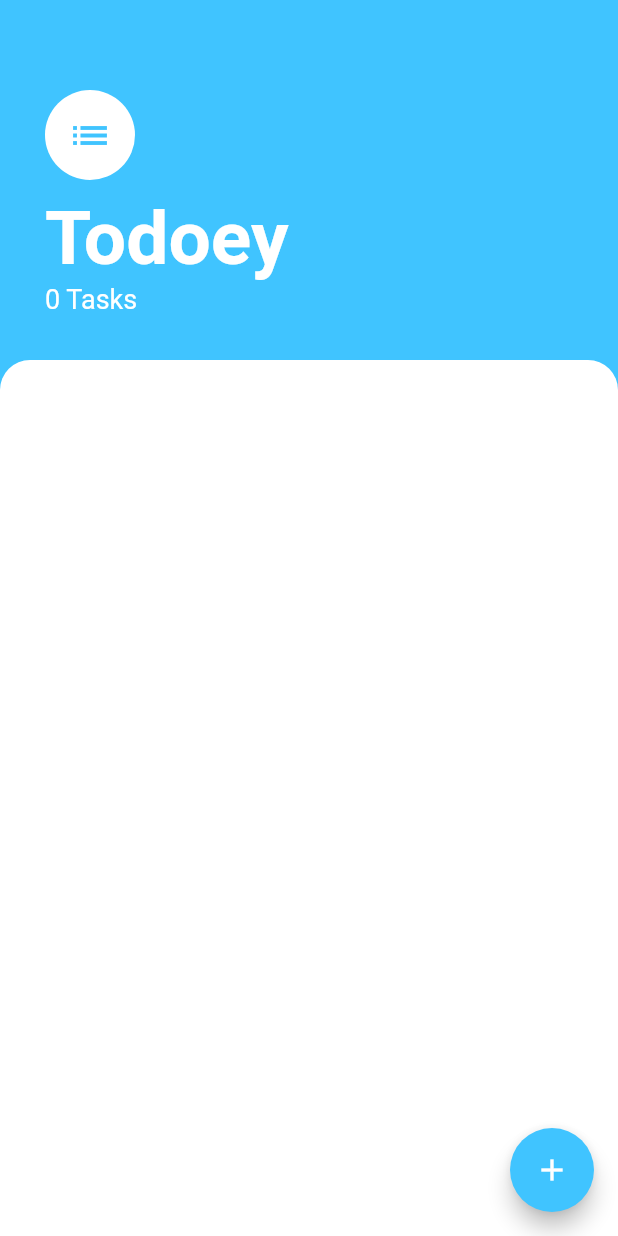
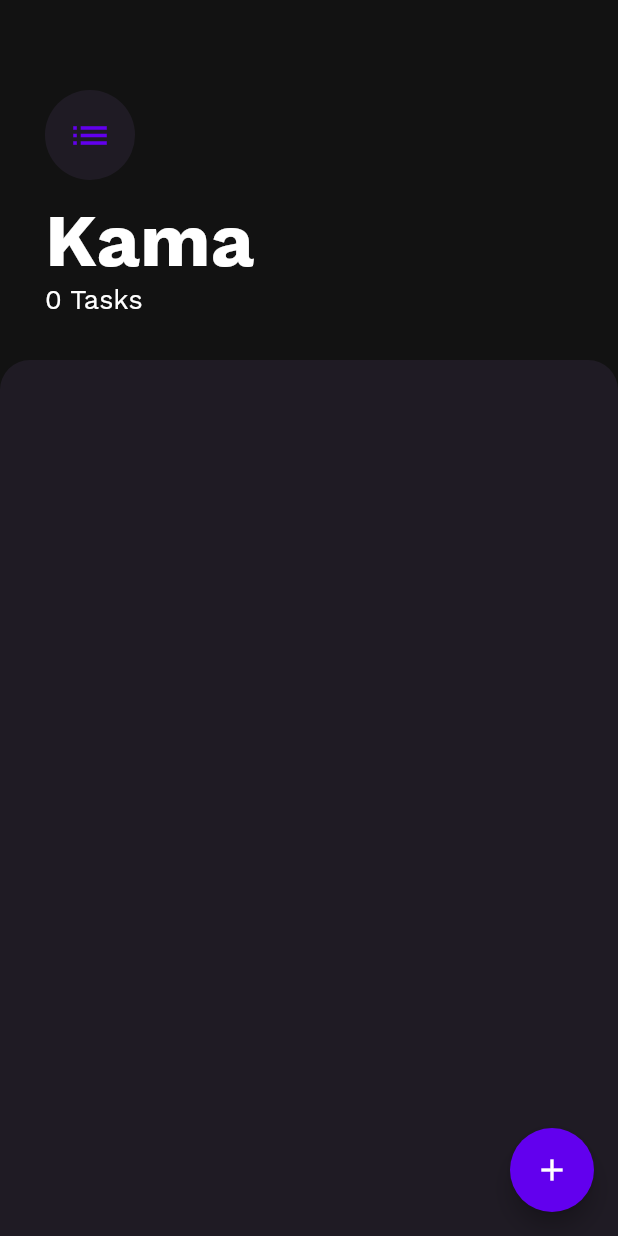
Before and after one commit to sags95/Kama, a Flutter app: the screen it shows after launch, on a phone screen of 412 x 824 dp. Run offline on Flutter 3.47's test engine with Material 2 defaults, Android fonts, the phone set to English and light mode, and no system bars.

Commit message:
UI edits (dark theme), name change

```diff
--- a/lib/main.dart
+++ b/lib/main.dart
@@ -12,6 +12,12 @@ class MyApp extends StatelessWidget {
     return ChangeNotifierProvider( //root provider
       builder: (context) => TaskData(), //Providing task data to all children which want to listen for chagnges
       child: MaterialApp(
+        theme: ThemeData(
+          fontFamily: 'WorkSans'
+        ),
+        darkTheme: ThemeData(
+          scaffoldBackgroundColor: Colors.black45,
+        ),
         home: TasksScreen(),
       ),
     );
--- a/lib/screens/add_task_screen.dart
+++ b/lib/screens/add_task_screen.dart
@@ -44,7 +44,6 @@ class _AddTaskScreenState extends State<AddTaskScreen> {
                 autofocus: true,
                 onChanged: (val){
                    taskTitle = val;
-                   print(taskTitle);
                 },
                 decoration: InputDecoration(
                   hintText: 'Enter your task',
@@ -59,7 +58,6 @@ class _AddTaskScreenState extends State<AddTaskScreen> {
               ),
               FlatButton(
                 onPressed: () {
-                  print(taskTitle);
                   Provider.of<TaskData>(context).addTask(taskTitle); //Add task to changeNotifier
                   Navigator.pop(context);
                 },
--- a/lib/screens/tasks_screen.dart
+++ b/lib/screens/tasks_screen.dart
@@ -9,13 +9,13 @@ class TasksScreen extends StatelessWidget {
   @override
   Widget build(BuildContext context) {
     return Scaffold(
-      backgroundColor: Colors.lightBlueAccent,
+      backgroundColor: Color(0xff121212),
       floatingActionButton: FloatingActionButton(
         onPressed: (){
           showModalBottomSheet(context: context, builder: (context) => AddTaskScreen((taskTitle){
           }));
         },
-        backgroundColor: Colors.lightBlueAccent,
+        backgroundColor: Color(0xff6200EE),
         child: Icon(Icons.add),
       ),
       body: Column(
@@ -27,23 +27,23 @@ class TasksScreen extends StatelessWidget {
               crossAxisAlignment: CrossAxisAlignment.start,
               children: <Widget>[
                 CircleAvatar(
-                  backgroundColor: Colors.white,
+                  backgroundColor: Color(0xff1F1b24),
                   radius: 30,
                   child: Icon(
                     Icons.list,
                     size: 30,
-                    color: Colors.lightBlueAccent,
+                    color: Color(0xff6200EE),
                   ),
                 ),
                 SizedBox(
                   height: 10.0,
                 ),
                 Text(
-                  'Todoey',
+                  'Kama',
                   style: TextStyle(
                     color: Colors.white,
                     fontSize: 50,
-                    fontWeight: FontWeight.w700,
+                    fontWeight: FontWeight.w700
                   ),
                 ),
                 Text(
@@ -60,7 +60,7 @@ class TasksScreen extends StatelessWidget {
             child: Container(
               padding: EdgeInsets.symmetric(horizontal: 20),
               decoration: BoxDecoration(
-                color: Colors.white,
+                color: Color(0xff1F1b24),
                 borderRadius: BorderRadius.only(
                   topLeft: Radius.circular(20),
                   topRight: Radius.circular(20),
```
Also changed, not shown: pubspec.yaml (+11 -31 lines), fonts/WorkSans-Bold.ttf (added), fonts/WorkSans-Light.ttf (added), fonts/WorkSans-Medium.ttf (added), fonts/WorkSans-Regular.ttf (added), 1 other file.
